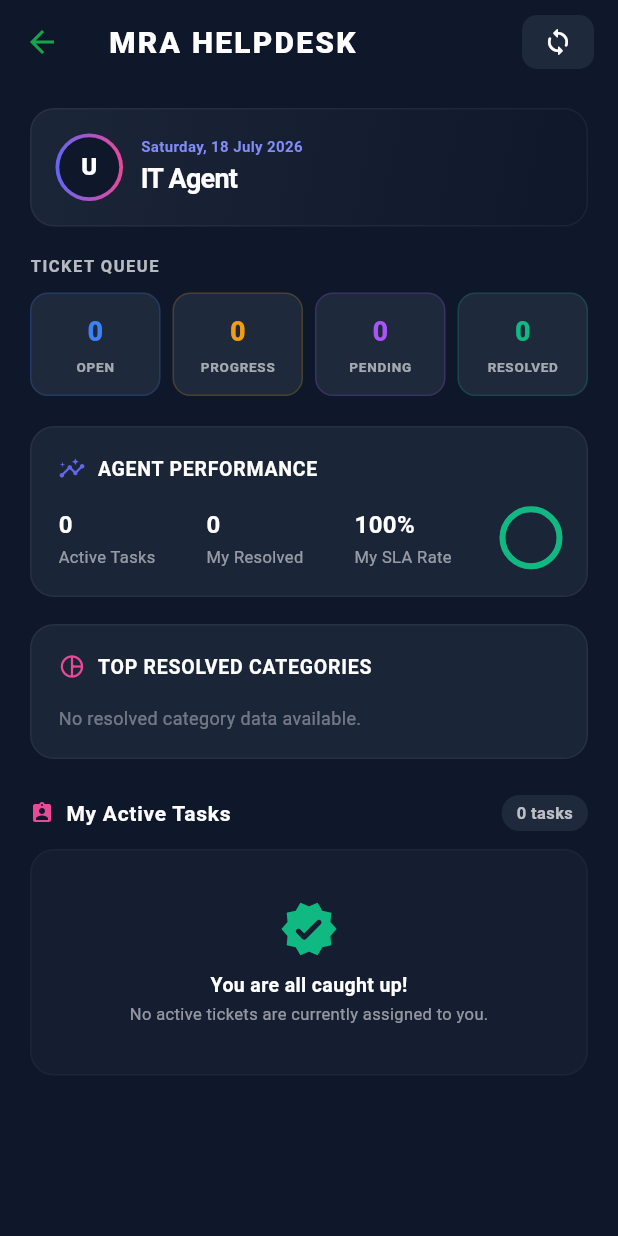
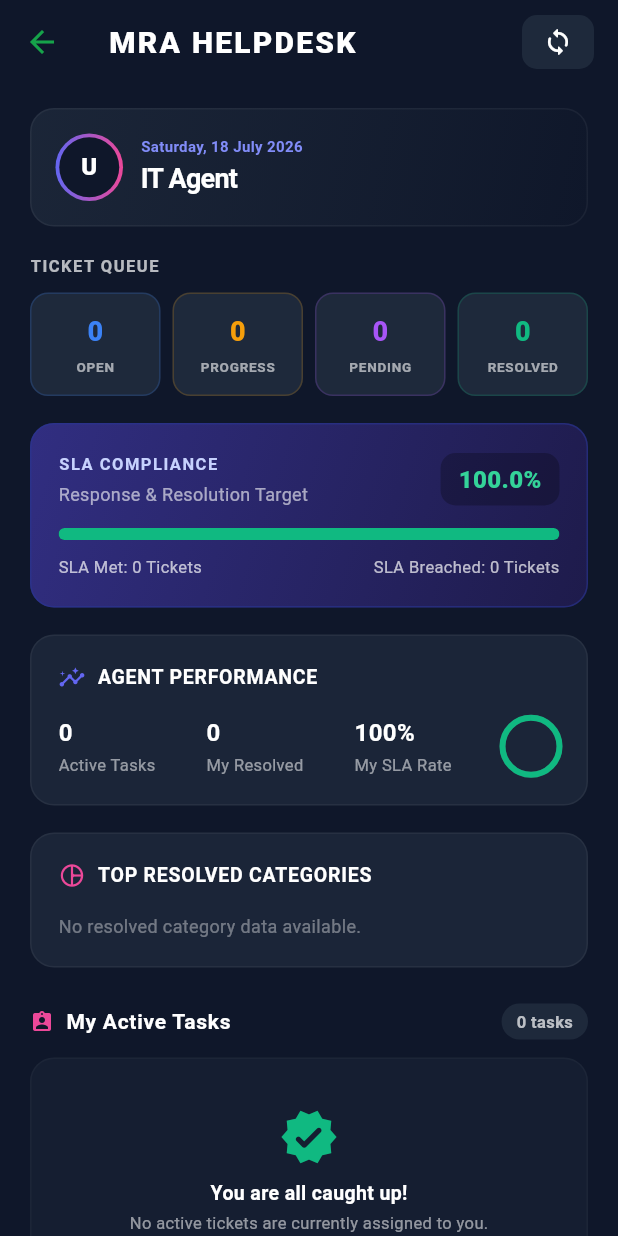
Before and after one commit to halonemuinai-sys/Helpdesk-Apps, a Flutter app: the DashboardScreen screen opened directly, on a phone screen of 412 x 824 dp. Run offline on Flutter 3.47's test engine with Material 3 defaults, Android fonts, the phone set to English and light mode, and no system bars; our stand-ins replace flutter_animate, shared_preferences; accounts and stored records are empty; network calls fail.

Commit message:
Design: Restore SLA compliance card and optimize layout density

```diff
--- a/lib/screens/dashboard_screen.dart
+++ b/lib/screens/dashboard_screen.dart
@@ -52,6 +52,14 @@ class _DashboardScreenState extends State<DashboardScreen> {
     final myBreachedCount = myResolvedTickets.where((t) => t['isSlaBreached'] == true).length;
     final myMetCount = myResolvedCount - myBreachedCount;
     final mySlaRate = myResolvedCount == 0 ? 100.0 : (myMetCount / myResolvedCount) * 100;
+
+    // SLA compliance metrics (overall)
+    final resolvedTickets = allTickets.where((t) => t['status'] == 'RESOLVED').toList();
+    final breachedCount = resolvedTickets.where((t) => t['isSlaBreached'] == true).length;
+    final metCount = resolvedTickets.length - breachedCount;
+    final slaComplianceRate = resolvedTickets.isEmpty
+        ? 100.0
+        : (metCount / resolvedTickets.length) * 100;
 
     // Top Resolved Categories calculation
     final Map<String, int> categoryCounts = {};
@@ -172,7 +180,7 @@ class _DashboardScreenState extends State<DashboardScreen> {
               ),
               const SizedBox(height: 18),
 
-              // COMPACT QUEUE SUMMARY ROW (Replaces the large 2x2 Grid)
+              // COMPACT QUEUE SUMMARY ROW
               const Text(
                 'TICKET QUEUE',
                 style: TextStyle(
@@ -194,7 +202,93 @@ class _DashboardScreenState extends State<DashboardScreen> {
                   _buildCompactStatusCard('RESOLVED', resolvedCount.toString(), const Color(0xFF10B981)),
                 ],
               ),
-              const SizedBox(height: 20),
+              const SizedBox(height: 18),
+
+              // SLA COMPLIANCE CARD (Retained based on user feedback)
+              Container(
+                padding: const EdgeInsets.all(18),
+                decoration: BoxDecoration(
+                  gradient: const LinearGradient(
+                    colors: [Color(0xFF312E81), Color(0xFF1E1B4B)],
+                    begin: Alignment.topLeft,
+                    end: Alignment.bottomRight,
+                  ),
+                  borderRadius: BorderRadius.circular(16),
+                  border: Border.all(color: Colors.indigo.shade800.withOpacity(0.6)),
+                ),
+                child: Column(
+                  crossAxisAlignment: CrossAxisAlignment.start,
+                  children: [
+                    Row(
+                      mainAxisAlignment: MainAxisAlignment.spaceBetween,
+                      children: [
+                        const Column(
+                          crossAxisAlignment: CrossAxisAlignment.start,
+                          children: [
+                            Text(
+                              'SLA COMPLIANCE',
+                              style: TextStyle(
+                                color: Color(0xFFC7D2FE),
+                                fontWeight: FontWeight.bold,
+                                fontSize: 11,
+                                letterSpacing: 1,
+                              ),
+                            ),
+                            SizedBox(height: 4),
+                            Text(
+                              'Response & Resolution Target',
+                              style: TextStyle(color: Colors.white60, fontSize: 12),
+                            ),
+                          ],
+                        ),
+                        Container(
+                          padding: const EdgeInsets.symmetric(horizontal: 12, vertical: 6),
+                          decoration: BoxDecoration(
+                            color: Colors.black.withOpacity(0.25),
+                            borderRadius: BorderRadius.circular(10),
+                          ),
+                          child: Text(
+                            '${slaComplianceRate.toStringAsFixed(1)}%',
+                            style: TextStyle(
+                              color: slaComplianceRate >= 80 ? const Color(0xFF34D399) : Colors.orangeAccent,
+                              fontWeight: FontWeight.w900,
+                              fontSize: 16,
+                            ),
+                          ),
+                        ),
+                      ],
+                    ),
+                    const SizedBox(height: 14),
+                    ClipRRect(
+                      borderRadius: BorderRadius.circular(8),
+                      child: LinearProgressIndicator(
+                        value: slaComplianceRate / 100,
+                        backgroundColor: Colors.black38,
+                        color: slaComplianceRate >= 80 ? const Color(0xFF10B981) : Colors.orange,
+                        minHeight: 8,
+                      ),
+                    ),
+                    const SizedBox(height: 10),
+                    Row(
+                      mainAxisAlignment: MainAxisAlignment.spaceBetween,
+                      children: [
+                        Text(
+                          'SLA Met: $metCount Tickets',
+                          style: const TextStyle(color: Colors.white70, fontSize: 11),
+                        ),
+                        Text(
+                          'SLA Breached: $breachedCount Tickets',
+                          style: TextStyle(
+                            color: breachedCount > 0 ? Colors.redAccent.shade100 : Colors.white70,
+                            fontSize: 11,
+                          ),
+                        ),
+                      ],
+                    ),
+                  ],
+                ),
+              ),
+              const SizedBox(height: 18),
 
               // AGENT PERFORMANCE SUMMARY
               Container(
@@ -229,7 +323,6 @@ class _DashboardScreenState extends State<DashboardScreen> {
                         _buildPerformanceStatItem('Active Tasks', myActiveTickets.length.toString()),
                         _buildPerformanceStatItem('My Resolved', myResolvedCount.toString()),
                         _buildPerformanceStatItem('My SLA Rate', '${mySlaRate.toStringAsFixed(0)}%'),
-                        // Small circular progress showing SLA compliance
                         SizedBox(
                           width: 38,
                           height: 38,
```
